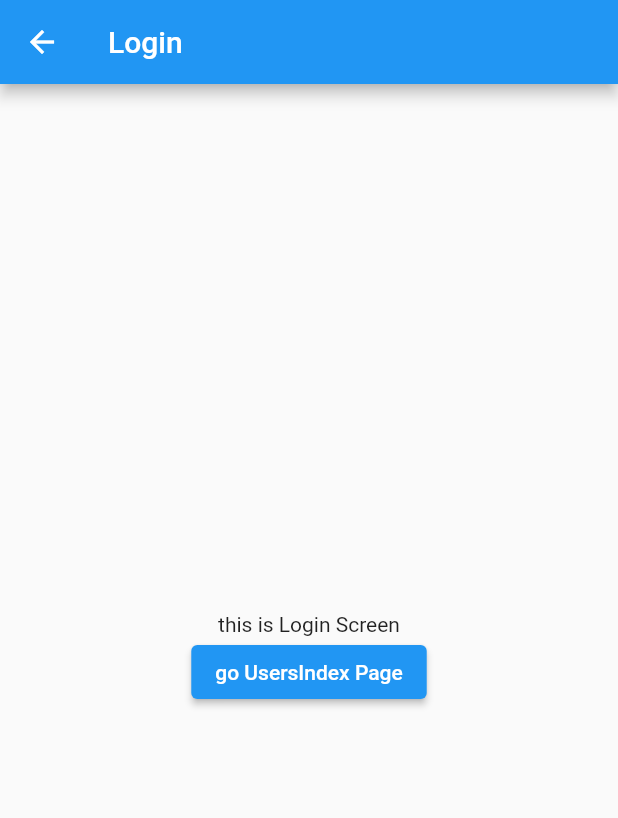
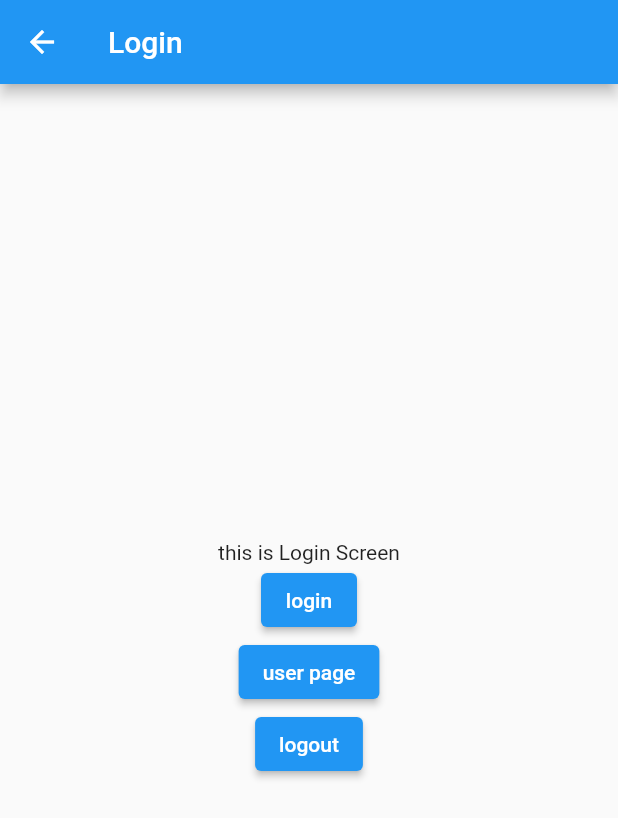
Before and after one commit to k42un0k0/k42un0k0force, a Flutter app: the screen it shows after launch, after a tap on "go Login Page", on a phone screen of 412 x 824 dp. Shown: the top 818 px of the screen. Run offline on Flutter 3.47's test engine with Material 2 defaults, Android fonts, the phone set to English and light mode, and no system bars.

Commit message:
feat(front): :sparkles: enable login

```diff
--- a/front/lib/api/constants/urls.dart
+++ b/front/lib/api/constants/urls.dart
@@ -1,2 +1,2 @@
 
-const apiUrl = "http://localhost:8080";
+const apiUrl = "10.0.2.2:8080";
--- /dev/null
+++ b/front/lib/api/json/login/credentials.dart
@@ -0,0 +1,12 @@
+class Credentials {
+  final String username;
+  final String password;
+
+  Credentials(this.username, this.password);
+
+  Credentials.fromJson(Map<String, String> json)
+      : username = json["username"],
+        password = json["password"];
+
+  Map<String, String> toJson() => {"username": username, "password": password};
+}
--- a/front/lib/api/utils/uri_builder.dart
+++ b/front/lib/api/utils/uri_builder.dart
@@ -1,5 +1,7 @@
 
 // Interfaces
+
+import 'package:k42un0k0force/api/constants/urls.dart';
 
 abstract class BuildBuilder<T> {
   T get _instance;
@@ -76,3 +78,7 @@ class AuthUriBuilder extends BuildBuilder<AuthUriBuilder> {
   @override
   AuthUriBuilder get _instance => this;
 }
+
+// Variables
+
+var apiUriBuilder = RootUriBuilder(apiUrl);
--- a/front/lib/screens/auth/login_screen.dart
+++ /dev/null
@@ -1,26 +0,0 @@
-import 'package:flutter/material.dart';
-import 'package:k42un0k0force/screens/users/users_index_screen.dart';
-
-class LoginScreen extends StatelessWidget {
-  @override
-  Widget build(BuildContext context) {
-    // TODO: implement build
-    return Scaffold(
-      appBar: AppBar(
-        title: Text('Login'),
-      ),
-      body: Center(
-        child: Column(
-          mainAxisSize: MainAxisSize.min,
-          children: [
-            Text("this is Login Screen"),
-            ElevatedButton(onPressed: () {
-              Navigator.push(context,
-                  MaterialPageRoute(builder: (context) => UsersIndexScreen()));
-            }, child: Text('go UsersIndex Page'))
-          ],
-        ),
-      ),
-    );
-  }
-}
--- a/front/lib/screens/home_screen.dart
+++ b/front/lib/screens/home_screen.dart
@@ -1,7 +1,5 @@
 import 'package:flutter/material.dart';
-import 'package:k42un0k0force/api/utils/uri_builder.dart';
-import 'package:k42un0k0force/constants/urls.dart';
-import 'package:k42un0k0force/screens/auth/login_screen.dart';
+import 'file:///C:/Users/k42un/Documents/workspace/projects/K42un0k0Force/front/lib/screens/login_screen.dart';
 
 class HomeScreen extends StatelessWidget {
   @override
@@ -16,7 +14,7 @@ class HomeScreen extends StatelessWidget {
           children: <Widget>[
             Text("this is Home Screen"),
             ElevatedButton(
-                onPressed: () {
+                onPressed:  (){
                   Navigator.push(context,
                       MaterialPageRoute(builder: (context) => LoginScreen()));
                 },
--- /dev/null
+++ b/front/lib/screens/login_screen.dart
@@ -0,0 +1,116 @@
+import 'dart:convert';
+import 'dart:io';
+
+import 'package:flutter/material.dart';
+import 'package:k42un0k0force/api/constants/urls.dart';
+import 'package:k42un0k0force/api/json/login/credentials.dart';
+import 'package:k42un0k0force/api/utils/uri_builder.dart';
+import 'package:http/http.dart' as http;
+
+class MyCookies {
+  String header;
+  Map<String, String> _cookies = {};
+
+  MyCookies(String cookie) {
+    header = cookie;
+    _cookies = cookie.split(";").fold({}, (previousValue, item) {
+      var keyValue = item.split("=");
+      print(keyValue);
+      if (keyValue.length == 2) {
+        String key = keyValue[0];
+        String value = keyValue[1];
+        previousValue[key] = value;
+      }
+      return previousValue;
+    });
+  }
+
+  String getValue(String name) {
+    try {
+      return _cookies[name];
+    } catch (e) {
+      return "";
+    }
+  }
+}
+
+class LoginScreen extends StatefulWidget {
+  @override
+  State<StatefulWidget> createState() => LoginScreenState();
+}
+
+class LoginScreenState extends State<LoginScreen> {
+  MyCookies _cookies;
+
+  void updateCookie(String cookie) =>
+      setState(() => _cookies = MyCookies(cookie));
+
+  Map<String, String> getHeaders() => {
+        "Content-Type": "application/json",
+        "X-XSRF-TOKEN": _cookies?.getValue("XSRF-TOKEN"),
+        "Cookie": _cookies?.header,
+      };
+
+  @override
+  Widget build(BuildContext context) {
+    return Scaffold(
+      appBar: AppBar(
+        title: Text('Login'),
+      ),
+      body: Center(
+        child: Column(
+          mainAxisSize: MainAxisSize.min,
+          children: [
+            Text("this is Login Screen"),
+            ElevatedButton(
+              child: Text('login'),
+              onPressed: () {
+                http
+                    .post(RootUriBuilder(apiUrl).path("login").build(),
+                        body:
+                            jsonEncode(Credentials("hello", "world").toJson()),
+                        headers: getHeaders())
+                    .then((response) {
+                  print('Response status: ${response.statusCode}');
+                  print('Response header: ${response.headers}');
+                  print('Response body: ${response.body}');
+                  var cookie = response.headers["set-cookie"];
+                  if (cookie != null) {
+                    updateCookie(cookie);
+                  }
+                });
+              },
+            ),
+            ElevatedButton(
+              child: Text('user page'),
+              onPressed: () {
+                http
+                    .get(RootUriBuilder(apiUrl).users().build(),
+                        headers: getHeaders())
+                    .then((response) {
+                  print('Response status: ${response.statusCode}');
+                  print('Response header: ${response.headers}');
+                  print('Response body: ${response.body}');
+                });
+              },
+            ),
+            ElevatedButton(
+              child: Text('logout'),
+              onPressed: () {
+                http
+                    .post(RootUriBuilder(apiUrl).path("logout").build(),
+                        headers: getHeaders())
+                    .then((response) {
+                  print('Response status: ${response.statusCode}');
+                  print('Response header: ${response.headers}');
+                  print('Response body: ${response.body}');
+                  updateCookie("");
+                });
+              },
+            )
+          ],
+        ),
+      ),
+    );
+  }
+}
```
Also changed, not shown: front/lib/api/response/authenticaiton.dart (deleted).
